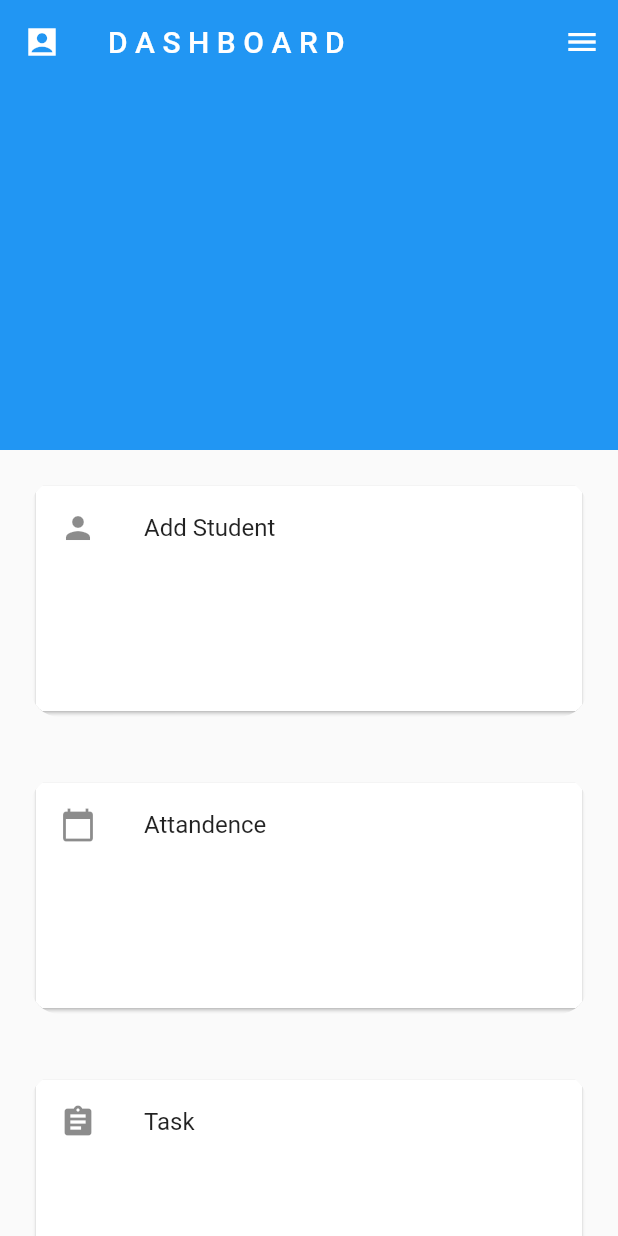
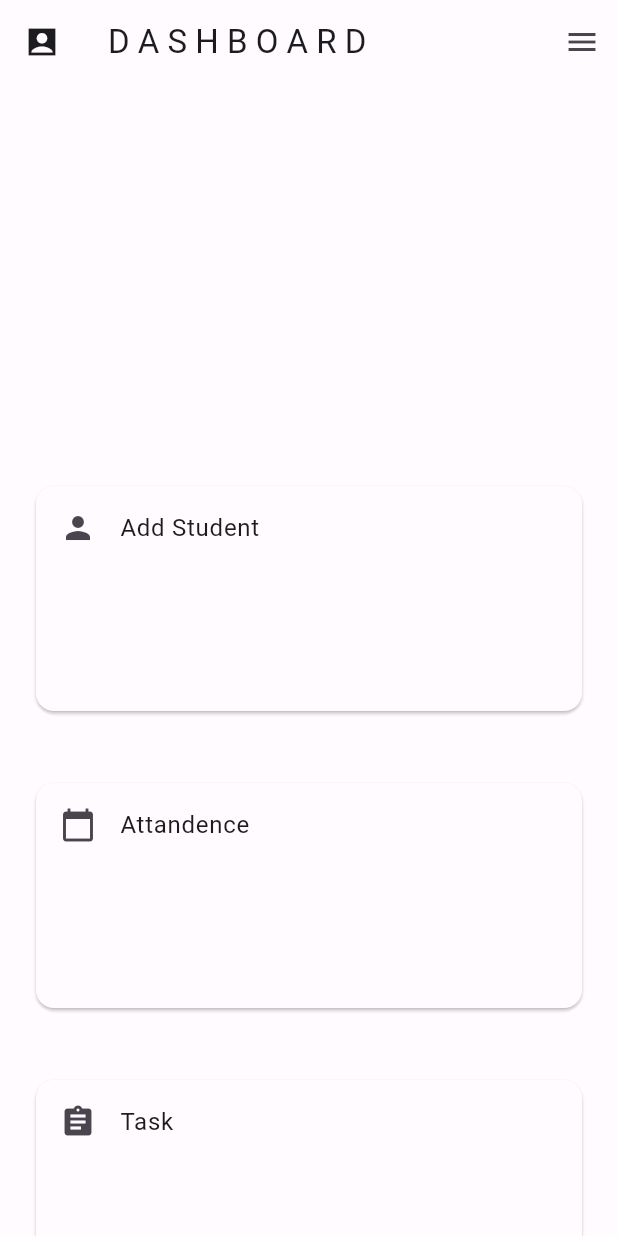
Before and after one commit to ArunKuleri/getx, a Flutter app: the screen it shows after launch, after a tap on "Sign In", after a tap on "Sign In With Google", on a phone screen of 412 x 824 dp. Run offline on Flutter 3.47's test engine with Material 2 defaults, Android fonts, the phone set to English and light mode, and no system bars; our stand-ins replace cloud_firestore, country_picker, firebase_auth, firebase_core, firebase_storage, get and 3 more; missing offline and left inert: dart:ffi; accounts and stored records are empty.

Commit message:
themes updated

```diff
--- a/lib/main.dart
+++ b/lib/main.dart
@@ -1,44 +1,32 @@
 import 'package:firebase_core/firebase_core.dart';
 import 'package:flutter/material.dart';
+import 'package:flutter_application_1/controller/toggle_controller.dart';
 import 'package:flutter_application_1/firebase_options.dart';
+import 'package:flutter_application_1/utils/custom_themes.dart';
 
 import 'package:flutter_application_1/view/loginpage.dart';
 import 'package:get/get.dart';
-import 'package:firebase_auth/firebase_auth.dart';
 
 void main() async {
   WidgetsFlutterBinding.ensureInitialized();
 
   await Firebase.initializeApp(options: DefaultFirebaseOptions.currentPlatform);
 
-  runApp(MyApp());
+  runApp(const MyApp());
 }
 
 class MyApp extends StatelessWidget {
-  final RxBool isDarkmode = false.obs;
-  MyApp({Key? key}) : super(key: key);
+  const MyApp({Key? key}) : super(key: key);
 
-  // This widget is the root of your application.
   @override
   Widget build(BuildContext context) {
-    return Obx(() => GetMaterialApp(
-        debugShowCheckedModeBanner: false,
-        title: 'My App',
-        theme: isDarkmode.value ? ThemeData.dark() : ThemeData.light(),
-        home: Scaffold(
-          appBar: AppBar(
-            title: Text('login'),
-            actions: [
-              IconButton(
-                icon:
-                    Icon(isDarkmode.value ? Icons.light_mode : Icons.dark_mode),
-                onPressed: () {
-                  isDarkmode.toggle();
-                },
-              ),
-            ],
-          ),
-          body: LoginPage(),
-        )));
+    return GetMaterialApp(
+      debugShowCheckedModeBanner: false,
+      title: 'My App',
+      theme: CustomThemes.lightTheme,
+      darkTheme: CustomThemes.darkTheme,
+      themeMode: ThemeMode.light,
+      home: LoginPage(),
+    );
   }
 }
--- /dev/null
+++ b/lib/utils/custom_themes.dart
@@ -0,0 +1,77 @@
+import 'package:flutter/material.dart';
+
+class CustomThemes {
+  static final lightTheme =
+      ThemeData(useMaterial3: true, colorScheme: lightColorScheme);
+
+  static final darkTheme =
+      ThemeData(useMaterial3: true, colorScheme: darkColorScheme);
+}
+
+const lightColorScheme = ColorScheme(
+  brightness: Brightness.light,
+  primary: Color(0xFF6750A4),
+  onPrimary: Color(0xFFFFFFFF),
+  primaryContainer: Color(0xFFEADDFF),
+  onPrimaryContainer: Color(0xFF21005D),
+  secondary: Color(0xFF625B71),
+  onSecondary: Color(0xFFFFFFFF),
+  secondaryContainer: Color(0xFFE8DEF8),
+  onSecondaryContainer: Color(0xFF1D192B),
+  tertiary: Color(0xFF7D5260),
+  onTertiary: Color(0xFFFFFFFF),
+  tertiaryContainer: Color(0xFFFFD8E4),
+  onTertiaryContainer: Color(0xFF31111D),
+  error: Color(0xFFB3261E),
+  onError: Color(0xFFFFFFFF),
+  errorContainer: Color(0xFFF9DEDC),
+  onErrorContainer: Color(0xFF410E0B),
+  outline: Color(0xFF79747E),
+  background: Color(0xFFFFFBFE),
+  onBackground: Color(0xFF1C1B1F),
+  surface: Color(0xFFFFFBFE),
+  onSurface: Color(0xFF1C1B1F),
+  surfaceVariant: Color(0xFFE7E0EC),
+  onSurfaceVariant: Color(0xFF49454F),
+  inverseSurface: Color(0xFF313033),
+  onInverseSurface: Color(0xFFF4EFF4),
+  inversePrimary: Color(0xFFD0BCFF),
+  shadow: Color(0xFF000000),
+  surfaceTint: Color(0xFF6750A4),
+  outlineVariant: Color(0xFFCAC4D0),
+  scrim: Color(0xFF000000),
+);
+
+const darkColorScheme = ColorScheme(
+  brightness: Brightness.dark,
+  primary: Color(0xFFD0BCFF),
+  onPrimary: Color(0xFF381E72),
+  primaryContainer: Color(0xFF4F378B),
+  onPrimaryContainer: Color(0xFFEADDFF),
+  secondary: Color(0xFFCCC2DC),
+  onSecondary: Color(0xFF332D41),
+  secondaryContainer: Color(0xFF4A4458),
+  onSecondaryContainer: Color(0xFFE8DEF8),
+  tertiary: Color(0xFFEFB8C8),
+  onTertiary: Color(0xFF492532),
+  tertiaryContainer: Color(0xFF633B48),
+  onTertiaryContainer: Color(0xFFFFD8E4),
+  error: Color(0xFFF2B8B5),
+  onError: Color(0xFF601410),
+  errorContainer: Color(0xFF8C1D18),
+  onErrorContainer: Color(0xFFF9DEDC),
+  outline: Color(0xFF938F99),
+  background: Color(0xFF1C1B1F),
+  onBackground: Color(0xFFE6E1E5),
+  surface: Color(0xFF1C1B1F),
+  onSurface: Color(0xFFE6E1E5),
+  surfaceVariant: Color(0xFF49454F),
+  onSurfaceVariant: Color(0xFFCAC4D0),
+  inverseSurface: Color(0xFFE6E1E5),
+  onInverseSurface: Color(0xFF313033),
+  inversePrimary: Color(0xFF6750A4),
+  shadow: Color(0xFF000000),
+  surfaceTint: Color(0xFFD0BCFF),
+  outlineVariant: Color(0xFF49454F),
+  scrim: Color(0xFF000000),
+);
--- a/lib/view/loginpage.dart
+++ b/lib/view/loginpage.dart
@@ -1,6 +1,7 @@
 import 'dart:ffi';
 
 import 'package:flutter/material.dart';
+import 'package:flutter_application_1/controller/toggle_controller.dart';
 import 'package:flutter_application_1/controller/user.dart';
 import 'package:flutter_application_1/services/google.dart';
 import 'package:flutter_application_1/view/studentd/dashbord.dart';
@@ -30,7 +31,24 @@ class LoginPage extends StatelessWidget {
 
   @override
   Widget build(BuildContext context) {
+    final controller = Get.put(DarkModeController());
     return Scaffold(
+      appBar: AppBar(
+        actions: [
+          Obx(
+            () => IconButton(
+              onPressed: () {
+                Get.changeThemeMode(controller.changeTheme());
+              },
+              icon: Icon(
+                controller.themeMode.value == ThemeMode.light
+                    ? Icons.dark_mode
+                    : Icons.light_mode,
+              ),
+            ),
+          ),
+        ],
+      ),
       body: Padding(
         padding: const EdgeInsets.all(25.0),
         child: SingleChildScrollView(
--- a/lib/view/studentd/dashbord.dart
+++ b/lib/view/studentd/dashbord.dart
@@ -1,5 +1,6 @@
 import 'package:flutter/material.dart';
 import 'package:flutter_application_1/controller/sidebarcontroller.dart';
+import 'package:flutter_application_1/services/google.dart';
 import 'package:flutter_application_1/view/addStudent/addstudent.dart';
 import 'package:flutter_application_1/view/loginpage.dart';
 import 'package:flutter_application_1/view/todo/todo.dart';
@@ -12,7 +13,7 @@ class Dashboard extends StatelessWidget {
     return Scaffold(
       body: CustomScrollView(
         slivers: [
-          SliverAppBar(
+          const SliverAppBar(
             leading: Icon(Icons.account_box_sharp),
             title: Text("D A S H B O A R D"),
             expandedHeight: 300,
@@ -27,12 +28,12 @@ class Dashboard extends StatelessWidget {
                       height: 150,
                       width: 150,
                       child: ListTile(
-                        leading: Icon(
+                        leading: const Icon(
                           Icons.person,
                         ),
-                        title: Text("Add Student "),
+                        title: const Text("Add Student "),
                         onTap: () {
-                          Get.to(AddStudent());
+                          Get.to(const AddStudent());
                         },
                       ),
                     ),
@@ -49,8 +50,8 @@ class Dashboard extends StatelessWidget {
                   height: 150,
                   width: 150,
                   child: ListTile(
-                    leading: Icon(Icons.calendar_today),
-                    title: Text("Attandence"),
+                    leading: const Icon(Icons.calendar_today),
+                    title: const Text("Attandence"),
                     onTap: () {},
                   ),
                 )),
@@ -67,8 +68,8 @@ class Dashboard extends StatelessWidget {
                     height: 150,
                     width: 150,
                     child: ListTile(
-                      leading: Icon(Icons.assignment),
-                      title: Text("Task"),
+                      leading: const Icon(Icons.assignment),
+                      title: const Text("Task"),
                       onTap: () {
                         Get.to(TodoPage());
                       },
@@ -88,8 +89,8 @@ class Dashboard extends StatelessWidget {
                     height: 150,
                     width: 150,
                     child: ListTile(
-                      leading: Icon(Icons.assignment_turned_in),
-                      title: Text("Assignments"),
+                      leading: const Icon(Icons.assignment_turned_in),
+                      title: const Text("Assignments"),
                       onTap: () {},
                     ),
                   ),
@@ -107,8 +108,8 @@ class Dashboard extends StatelessWidget {
                     height: 150,
                     width: 150,
                     child: ListTile(
-                      leading: Icon(Icons.attach_money),
-                      title: Text(
+                      leading: const Icon(Icons.attach_money),
+                      title: const Text(
                         "Fees",
                       ),
                       onTap: () {},
@@ -123,21 +124,22 @@ class Dashboard extends StatelessWidget {
       endDrawer: GetBuilder<SidebarController>(
         builder: (controller) => Drawer(
           child: ListView(
-            padding: EdgeInsets.symmetric(vertical: 16.0),
+            padding: const EdgeInsets.symmetric(vertical: 16.0),
             children: [
-              DrawerHeader(
+              const DrawerHeader(
                 child: Text("Sidebar"),
               ),
               ListTile(
-                leading: Icon(Icons.logout),
-                title: Text("Log Out"),
-                onTap: () {
+                leading: const Icon(Icons.logout),
+                title: const Text("Log Out"),
+                onTap: () async {
+                  await FirebaseServices().signOut();
                   Get.to(LoginPage());
                 },
               ),
               ListTile(
-                leading: Icon(Icons.settings),
-                title: Text('Settings'),
+                leading: const Icon(Icons.settings),
+                title: const Text('Settings'),
                 onTap: () {},
               ),
             ],
```
Also changed, not shown: lib/controller/toggle_controller.dart (added, +13 -0 lines), lib/view/addStudent/add.dart (+9 -8 lines), lib/view/update/update.dart (+9 -8 lines).
